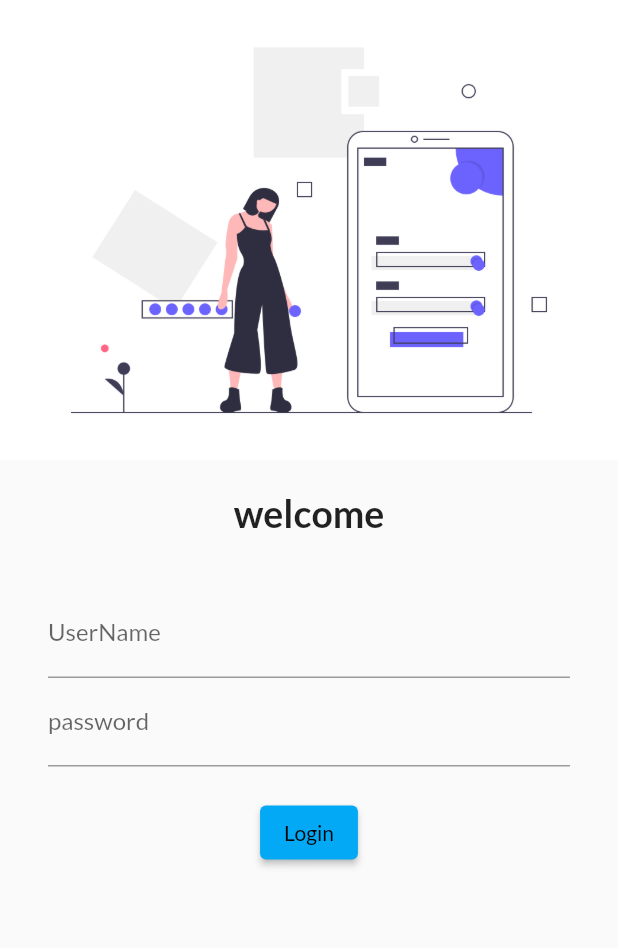
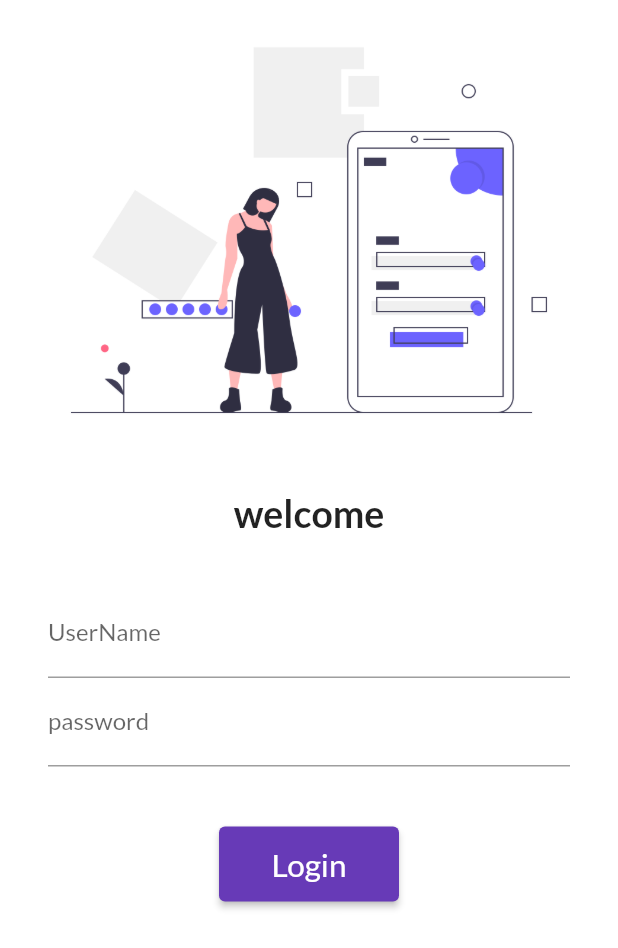
Before and after one commit to sanketkothiya/flutter, a Flutter app: the screen it shows after launch, on a phone screen of 412 x 824 dp. Shown: the top 948 px of the screen. Run offline on Flutter 3.47's test engine with Material 2 defaults, Android fonts, the phone set to English and light mode, and no system bars; our stand-ins replace google_fonts; missing offline and left inert: dart:ffi.

Commit message:
day3 compelte

```diff
--- a/lib/main.dart
+++ b/lib/main.dart
@@ -1,5 +1,7 @@
 import 'package:flutter/material.dart';
+import 'package:flutter_application_1/utils/routes.dart';
 import 'package:google_fonts/google_fonts.dart';
+import 'package:flutter/src/material/colors.dart';
 
 import 'pages/home_page.dart';
 import 'pages/login_page.dart';
@@ -20,12 +22,14 @@ class MyApp extends StatelessWidget {
       //   brightness: Brightness.dark,
       // )
       theme: ThemeData(
-        primarySwatch: Colors.lightBlue,
+        primarySwatch: Colors.deepPurple,
         // primaryTextTheme:GoogleFonts.latoTextTheme(),
         fontFamily: GoogleFonts.lato().fontFamily,
       ),
       routes: {
         "/": (context) => LoginPage(),
+        MyRoutes.homeRoute: (context) => Homepage(),
+        MyRoutes.loginRoute: (context) => LoginPage(),
         // "/home": (context) => Homepage(),
         // "/login": (context) => LoginPage(),
       },
--- a/lib/pages/login_page.dart
+++ b/lib/pages/login_page.dart
@@ -1,6 +1,7 @@
 import 'dart:ffi';
 
 import 'package:flutter/material.dart';
+import 'package:flutter_application_1/utils/routes.dart';
 
 class LoginPage extends StatelessWidget {
   // const LoginPage({Key? key}) : super(key: key);
@@ -8,6 +9,8 @@ class LoginPage extends StatelessWidget {
   @override
   Widget build(BuildContext context) {
     return Material(
+        color: Colors.white,
+        child: SingleChildScrollView(
           child: Column(
             children: [
               Image.asset("assests/images/login_page.png", fit: BoxFit.cover),
@@ -25,7 +28,8 @@ class LoginPage extends StatelessWidget {
                 height: 20.0,
               ),
               Padding(
-          padding: const EdgeInsets.symmetric(vertical: 16.0, horizontal: 32.0),
+                padding: const EdgeInsets.symmetric(
+                    vertical: 16.0, horizontal: 32.0),
                 child: Column(
                   children: [
                     TextFormField(
@@ -42,19 +46,23 @@ class LoginPage extends StatelessWidget {
                       ),
                     ),
                     SizedBox(
-                height: 20.0,
+                      height: 40.0,
                     ),
                     ElevatedButton(
-                child: Text('Login'),
-                style: TextButton.styleFrom(),
+                      child: Text(
+                        'Login',
+                        textScaleFactor: 1.5,
+                      ),
+                      style: TextButton.styleFrom(minimumSize: Size(120, 50)),
                       onPressed: () {
-                  print("hi sanket");
+                        Navigator.pushNamed(context, MyRoutes.homeRoute);
                       },
                     )
                   ],
                 ),
               )
             ],
+          ),
         ));
   }
 }
--- /dev/null
+++ b/lib/utils/routes.dart
@@ -0,0 +1,4 @@
+class MyRoutes {
+  static String loginRoute = "/login";
+  static String homeRoute = "/home";
+}
```
Lines whose indentation alone changed are shown as unchanged.
